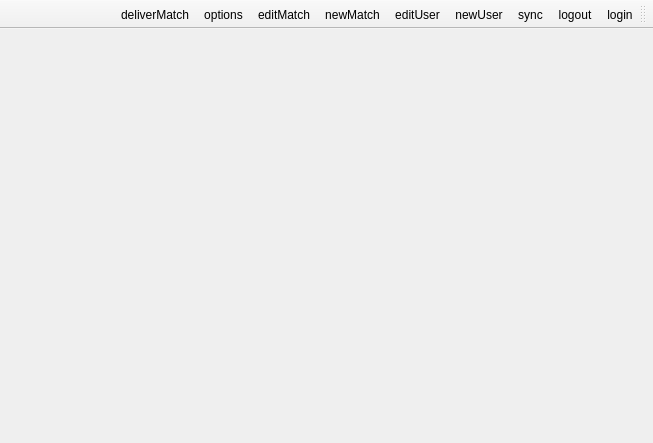
Before: the Qt Designer form Client/reghaabat/mainwindow.ui in nournia/ketabkhaane, drawn with Qt 5.
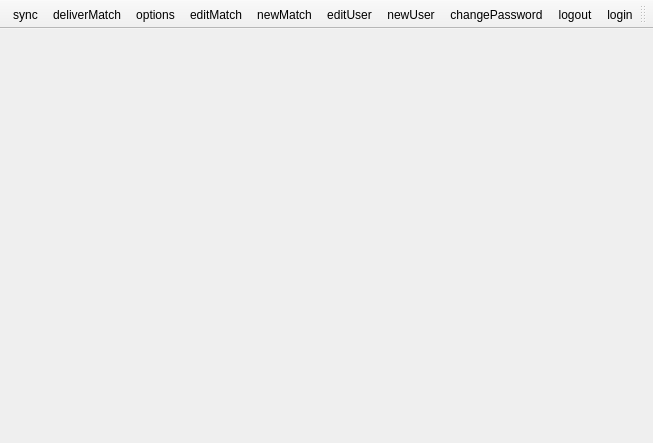
After: the same form once the commit is applied.

Commit message: added change password dialog

What changed in the file:
```diff
--- a/Client/reghaabat/mainwindow.ui
+++ b/Client/reghaabat/mainwindow.ui
@@ -48,13 +48,14 @@
    </attribute>
    <addaction name="actionLogin"/>
    <addaction name="actionLogout"/>
-   <addaction name="actionSync"/>
+   <addaction name="actionChangePassword"/>
    <addaction name="actionNewUser"/>
    <addaction name="actionEditUser"/>
    <addaction name="actionNewMatch"/>
    <addaction name="actionEditMatch"/>
    <addaction name="actionOptions"/>
    <addaction name="actionDeliverMatch"/>
+   <addaction name="actionSync"/>
   </widget>
   <widget class="QStatusBar" name="statusBar">
    <property name="font">
@@ -114,6 +115,11 @@
     <string>editMatch</string>
    </property>
   </action>
+  <action name="actionChangePassword">
+   <property name="text">
+    <string>changePassword</string>
+   </property>
+  </action>
  </widget>
  <layoutdefault spacing="6" margin="11"/>
  <resources/>
```
The commit also changes 9 other files.
